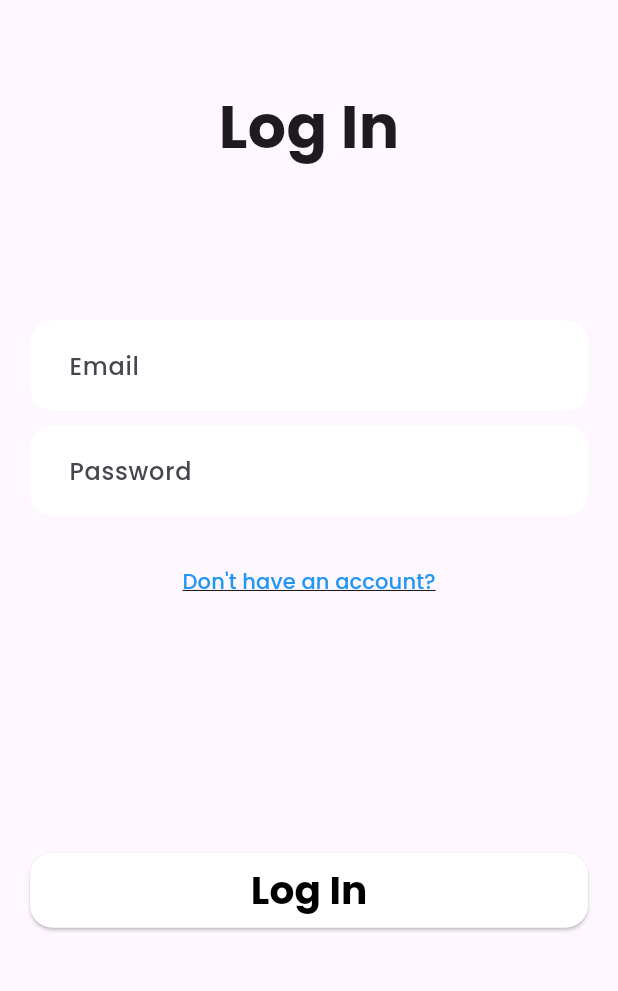
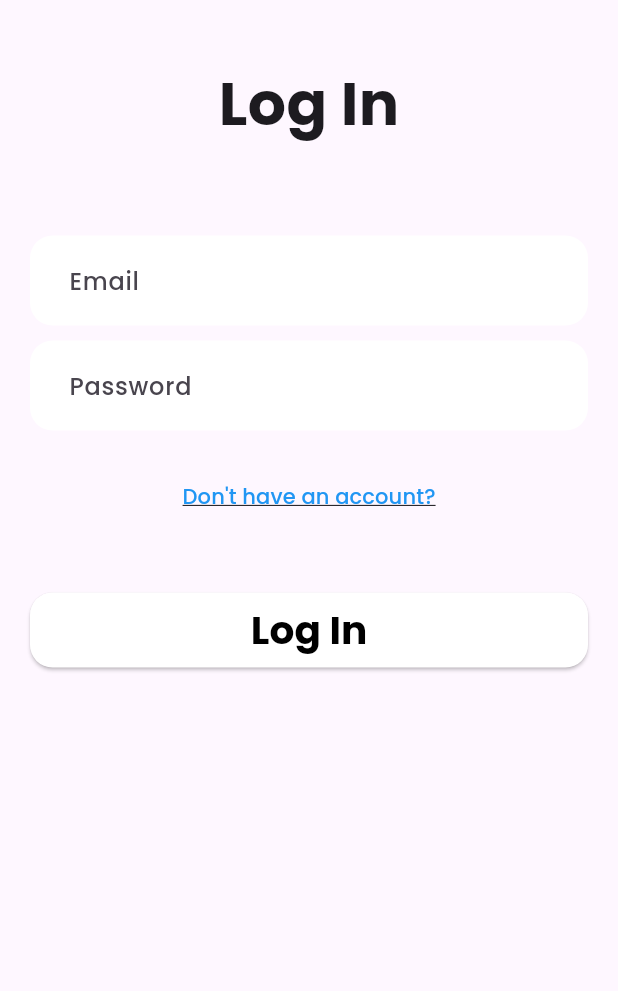
Before and after one commit to Hemant-05/holkar_present, a Flutter app: the screen it shows after launch, on a phone screen of 412 x 824 dp, the part 195-1186 px from its top. Run offline on Flutter 3.47's test engine with Material 3 defaults, Android fonts, the phone set to English and light mode, and no system bars; our stand-ins replace cached_network_image, cloud_firestore, firebase_auth, firebase_core, firebase_storage, flutter_card_swiper and 5 more; accounts and stored records are empty.

```diff
--- a/lib/screens/HomeScreen.dart
+++ b/lib/screens/HomeScreen.dart
@@ -220,7 +220,7 @@ class _HomeScreenState extends State<HomeScreen> {
                             Navigator.push(
                               context,
                               MaterialPageRoute(
-                                builder: (context) => AttendanceShowingScreen(
+                                builder: (context) => AttendanceShowingScreen( ///////////////////////////////////////////////
                                   attendance: student!.attendance,
                                 ),
                               ),
--- a/lib/screens/LogInScreen.dart
+++ b/lib/screens/LogInScreen.dart
@@ -32,7 +32,11 @@ class _LogInScreenState extends State<LogInScreen> {
   @override
   Widget build(BuildContext context) {
     return Scaffold(
-      body: Container(
+      appBar: AppBar(
+        toolbarHeight: 0,
+      ),
+      body: SingleChildScrollView(
+        child: Container(
           width: double.infinity,
           alignment: Alignment.center,
           padding: const EdgeInsets.all(20),
@@ -40,12 +44,15 @@ class _LogInScreenState extends State<LogInScreen> {
             mainAxisAlignment: MainAxisAlignment.spaceBetween,
             children: [
               const HolkarLogoName(),
+              const SizedBox(
+                height: 30,
+              ),
               const Text(
                 'Log In',
                 style: TextStyle(fontSize: 40, fontWeight: FontWeight.w600),
               ),
               const SizedBox(
-              height: 10,
+                height: 60,
               ),
               Container(
                 child: Column(
@@ -83,10 +90,7 @@ class _LogInScreenState extends State<LogInScreen> {
                 ),
               ),
               const SizedBox(
-              height: 10,
-            ),
-            const SizedBox(
-              height: 10,
+                height: 40,
               ),
               AuthElevatedButton(
                 text: 'Log In',
@@ -120,6 +124,7 @@ class _LogInScreenState extends State<LogInScreen> {
             ],
           ),
         ),
+      ),
     );
   }
 }
--- a/lib/screens/sing_up/SingUpScreen.dart
+++ b/lib/screens/sing_up/SingUpScreen.dart
@@ -4,7 +4,6 @@ import 'package:firebase_storage/firebase_storage.dart';
 import 'package:flutter/cupertino.dart';
 import 'package:flutter/material.dart';
 import 'package:flutter/widgets.dart';
-import 'package:holkar_present/FirebaseMeth/FirebaseFireStoreServices.dart';
 import 'package:holkar_present/FirebaseMeth/FirebaseStorageServices.dart';
 import 'package:holkar_present/screens/LogInScreen.dart';
 import 'package:holkar_present/screens/sing_up/StudentOtherDetailsScreen.dart';
@@ -48,6 +47,9 @@ class _SingUpScreenState extends State<SingUpScreen> {
   @override
   Widget build(BuildContext context) {
     return Scaffold(
+      appBar: AppBar(
+        toolbarHeight: 0,
+      ),
             body: Container(
               width: double.infinity,
               alignment: Alignment.center,
--- a/lib/utils/models/StuedntModel.dart
+++ b/lib/utils/models/StuedntModel.dart
@@ -1,5 +1,3 @@
-import 'dart:typed_data';
-
 class Student {
   final String roll;
   final String subject;
--- a/pubspec.yaml
+++ b/pubspec.yaml
@@ -51,6 +51,7 @@ dependencies:
   path_provider: ^2.1.3
   permission_handler: ^11.3.1
   pdf: ^3.10.8
+  win32: ^5.5.5
 
 
 
@@ -63,7 +64,7 @@ dev_dependencies:
   # activated in the `analysis_options.yaml` file located at the root of your
   # package. See that file for information about deactivating specific lint
   # rules and activating additional ones.
-  flutter_lints: ^3.0.0
+  flutter_lints: ^5.0.0
 
 # For information on the generic Dart part of this file, see the
 # following page: https://dart.dev/tools/pub/pubspec
```
Also changed, not shown: lib/FirebaseMeth/FirebaseFireStoreServices.dart (+10 -0 lines), lib/screens/AttendanceShowingScreen.dart (+36 -10 lines), lib/screens/AttendanceTakingScreen.dart (+54 -19 lines), pubspec.lock, 1 other file. Lines whose indentation alone changed are shown as unchanged.
